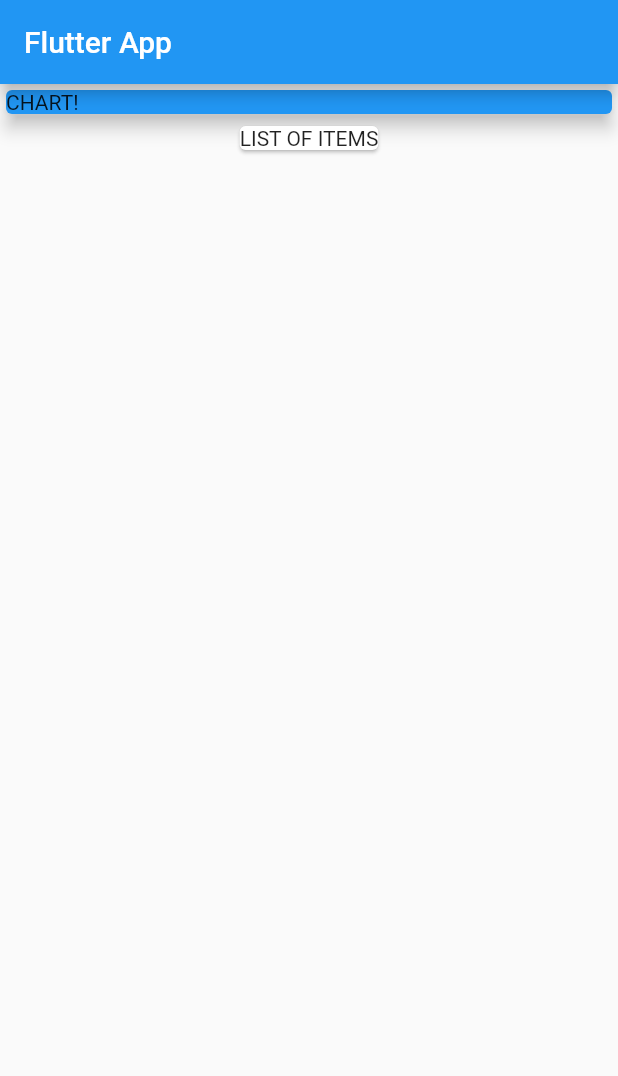
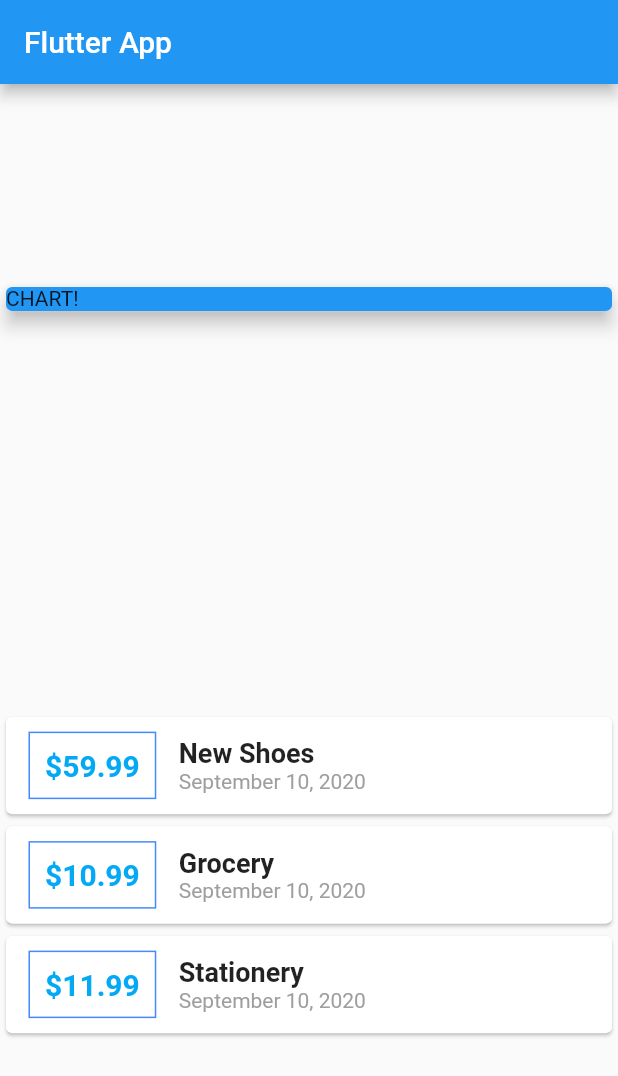
Before and after one commit to shahgauravraj/ExpenseMonitor, a Flutter app: the screen it shows after launch, on a phone screen of 412 x 824 dp. Shown: the top 1076 px of the screen. Run offline on Flutter 3.47's test engine with Material 2 defaults, Android fonts, the phone set to English and light mode, and no system bars.

Commit message:
usual modification

```diff
--- a/lib/main.dart
+++ b/lib/main.dart
@@ -1,4 +1,6 @@
+import 'package:ExpenseMonitor/transaction.dart';
 import 'package:flutter/material.dart';
+import 'package:intl/intl.dart';
 
 void main() => runApp(MyApp());
 
@@ -13,6 +15,27 @@ class MyApp extends StatelessWidget {
 }
 
 class MyHomePage extends StatelessWidget {
+  final List<Transaction> transactions = [
+    Transaction(
+      id: 't1',
+      title: 'New Shoes',
+      amount: 59.99,
+      date: DateTime.now(),
+    ),
+    Transaction(
+      id: 't2',
+      title: 'Grocery',
+      amount: 10.99,
+      date: DateTime.now(),
+    ),
+    Transaction(
+      id: 't3',
+      title: 'Stationery',
+      amount: 11.99,
+      date: DateTime.now(),
+    ),
+  ];
+
   @override
   Widget build(BuildContext context) {
     return Scaffold(
@@ -20,6 +43,8 @@ class MyHomePage extends StatelessWidget {
         title: Text('Flutter App'),
       ),
       body: Column(
+        mainAxisAlignment: MainAxisAlignment.spaceAround,
+        crossAxisAlignment: CrossAxisAlignment.stretch,
         children: <Widget>[
           Container(
             width: double.infinity,
@@ -29,9 +54,55 @@ class MyHomePage extends StatelessWidget {
               elevation: 5,
             ),
           ),
-          Card(
-            child: Text('LIST OF ITEMS'),
-          ),
+          Column(
+            children: transactions.map((tx) {
+              return Card(
+                child: Row(
+                  children: <Widget>[
+                    Container(
+                      margin: EdgeInsets.symmetric(
+                        vertical: 10,
+                        horizontal: 15,
+                      ),
+                      decoration: BoxDecoration(
+                        border: Border.all(
+                          color: Colors.blueAccent,
+                          width: 1,
+                        ),
+                      ),
+                      padding: EdgeInsets.all(10),
+                      child: Text(
+                        '\$${tx.amount}',
+                        style: TextStyle(
+                          fontWeight: FontWeight.bold,
+                          fontSize: 20,
+                          color: Colors.lightBlue,
+                        ),
+                      ),
+                    ),
+                    Column(
+                      crossAxisAlignment: CrossAxisAlignment.start,
+                      children: <Widget>[
+                        Text(
+                          tx.title,
+                          style: TextStyle(
+                            fontSize: 18,
+                            fontWeight: FontWeight.bold,
+                          ),
+                        ),
+                        Text(
+                          DateFormat.yMMMMd().format(tx.date),
+                          style: TextStyle(
+                            color: Colors.grey,
+                          ),
+                        ),
+                      ],
+                    ),
+                  ],
+                ),
+              );
+            }).toList(),
+          )
         ],
       ),
     );
```
